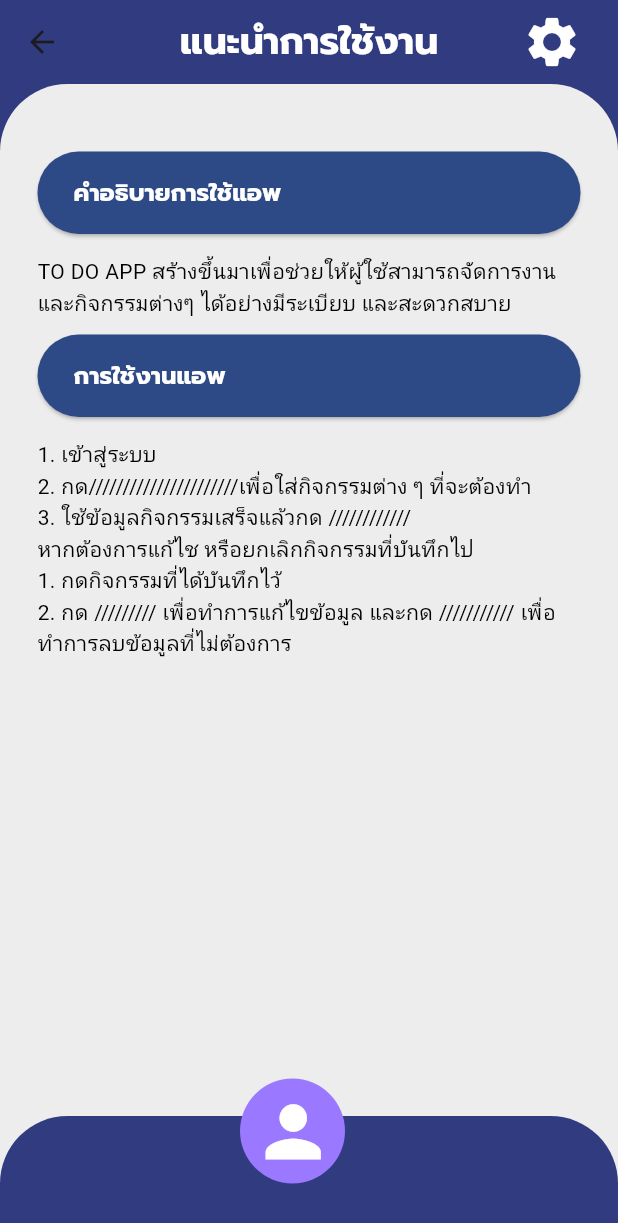
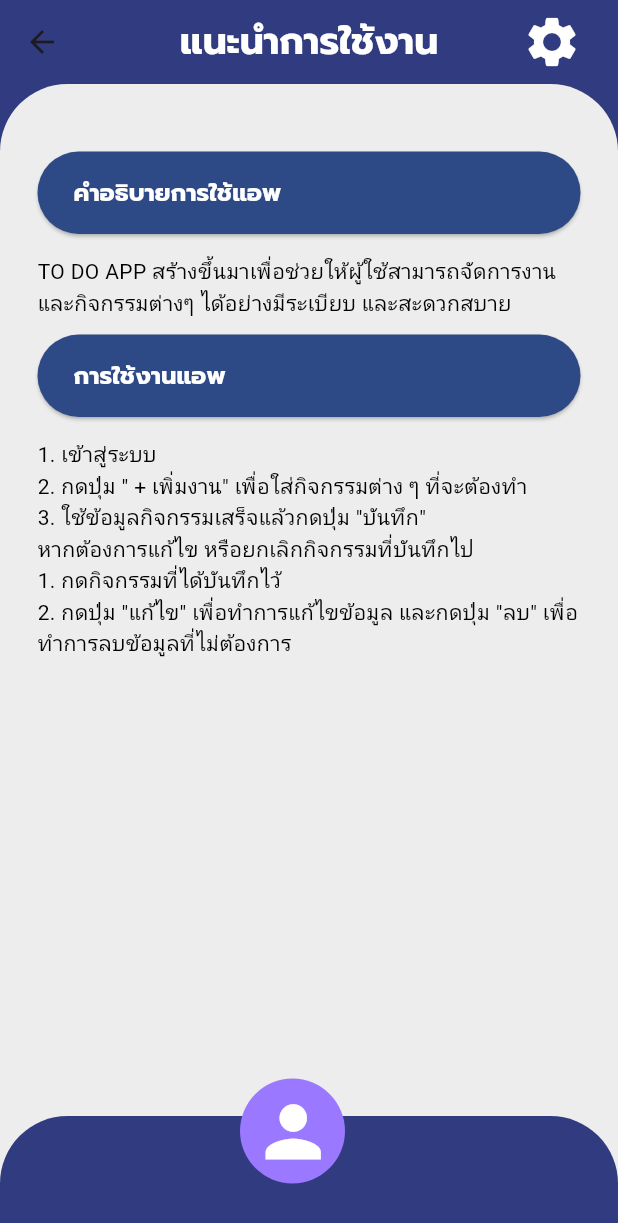
Before and after one commit to Atiwatwat2546/ITDS283_SEC2_G11_PHASE2, a Flutter app: the RecommandPage screen opened directly, on a phone screen of 412 x 824 dp. Shown: the top 1223 px of the screen. Run offline on Flutter 3.47's test engine with Material 3 defaults, Android fonts, the phone set to English and light mode, and no system bars; our stand-ins replace cloud_firestore, firebase_core, form_field_validator; accounts and stored records are empty; Roboto replaces fonts that are missing (Promt-Bold, Promt-Semidium); project files that could hold a hidden picture were left out.

Commit message:
add picture

```diff
--- a/lib/recommend.dart
+++ b/lib/recommend.dart
@@ -132,21 +132,22 @@ class RecommandPage extends StatelessWidget {
                           fontSize: 14,
                         )),
                         Text(
-                        '2. กด//////////////////////เพื่อใส่กิจกรรมต่าง ๆ ที่จะต้องทำ',
+                        '2. กดปุ่ม " + เพิ่มงาน" เพื่อใส่กิจกรรมต่าง ๆ ที่จะต้องทำ',
+                        style: TextStyle(
+                          color: Colors.black,
+                          fontFamily: 'Promt-Semidium',
+                          fontSize: 14,
+                        )
+                      ),
+                        Text(
+                        '3. ใช้ข้อมูลกิจกรรมเสร็จแล้วกดปุ่ม "บันทึก" ',
                         style: TextStyle(
                           color: Colors.black,
                           fontFamily: 'Promt-Semidium',
                           fontSize: 14,
                         )),
                         Text(
-                        '3. ใช้ข้อมูลกิจกรรมเสร็จแล้วกด //////////// ',
-                        style: TextStyle(
-                          color: Colors.black,
-                          fontFamily: 'Promt-Semidium',
-                          fontSize: 14,
-                        )),
-                        Text(
-                        'หากต้องการแก้ไช หรือยกเลิกกิจกรรมที่บันทึกไป',
+                        'หากต้องการแก้ไข หรือยกเลิกกิจกรรมที่บันทึกไป',
                         style: TextStyle(
                           color: Colors.black,
                           fontFamily: 'Promt-Bold',
@@ -160,7 +161,7 @@ class RecommandPage extends StatelessWidget {
                           fontSize: 14,
                         )),
                         Text(
-                        '2. กด ///////// เพื่อทำการแก้ไขข้อมูล และกด /////////// เพื่อทำการลบข้อมูลที่ไม่ต้องการ',
+                        '2. กดปุ่ม "แก้ไข" เพื่อทำการแก้ไขข้อมูล และกดปุ่ม "ลบ" เพื่อทำการลบข้อมูลที่ไม่ต้องการ',
                         style: TextStyle(
                           color: Colors.black,
                           fontFamily: 'Promt-Semidium',
--- a/pubspec.yaml
+++ b/pubspec.yaml
@@ -34,6 +34,7 @@ flutter:
   assets:
     - assets/facebook_logo.png
     - assets/google_logo.png
+    - assets/add.PNGs
   #   - images/a_dot_ham.jpeg
 
   fonts:
```
Also changed, not shown: assets/add.PNG (added), assets/กิจกรรม.PNG (added), assets/บันทึก.PNG (added), assets/แก้ไข.PNG (added).
